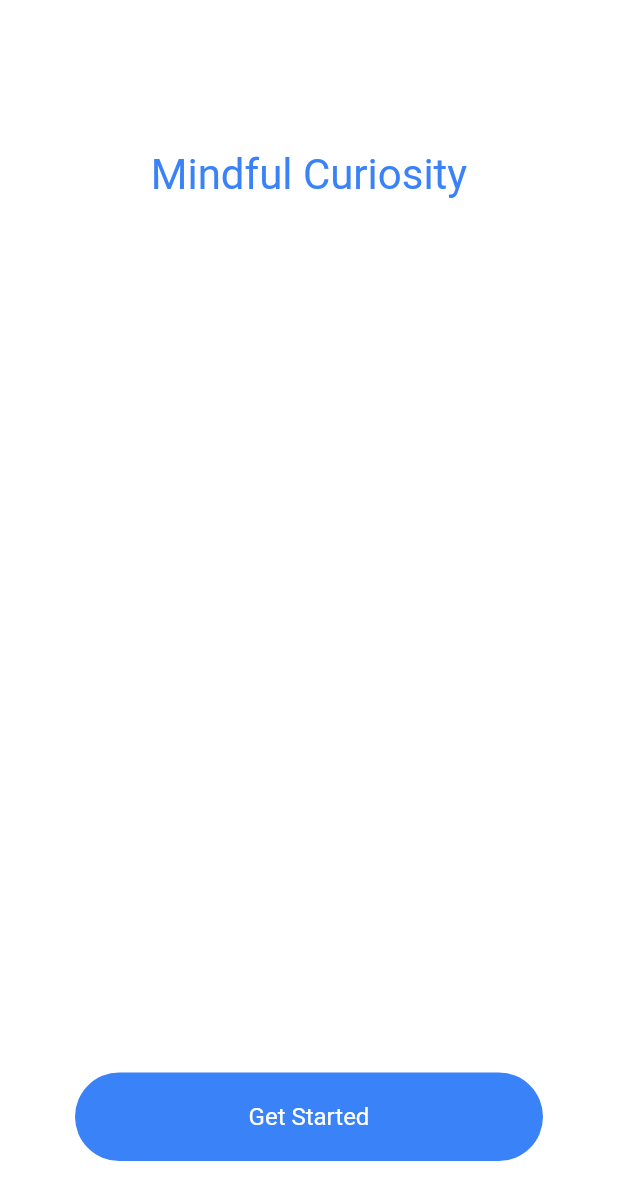
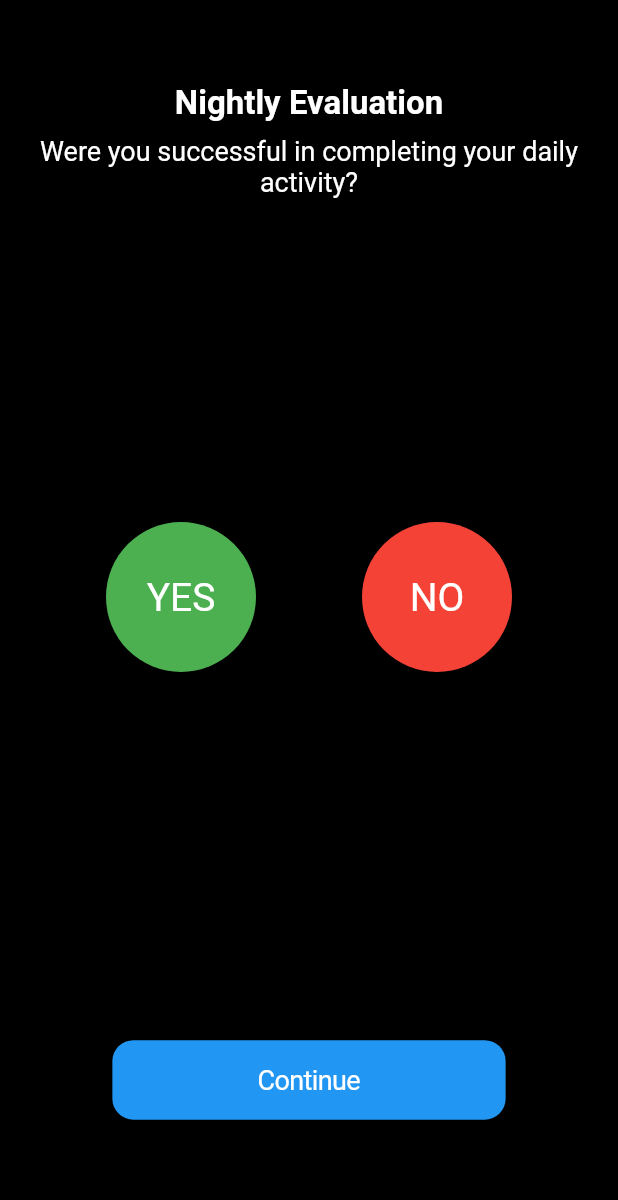
Before and after one commit to META-Curiosity/Curiosity-App, a Flutter app: the screen it shows after launch, on a phone screen of 412 x 824 dp. Shown: the top 1200 px of the screen. Run offline on Flutter 3.47's test engine with Material 2 defaults, Android fonts, the phone set to English and light mode, and no system bars; our stand-ins replace curved_navigation_bar, flutter_svg, lottie.

Commit message:
nightly evaluation page

```diff
--- a/lib/main.dart
+++ b/lib/main.dart
@@ -1,3 +1,4 @@
+import 'package:curiosity_flutter/screens/nightly_evaluation.dart';
 import 'package:flutter/material.dart';
 import 'package:lottie/lottie.dart';
 import 'onboarding_page.dart';
@@ -15,7 +16,7 @@ class MyApp extends StatelessWidget {
   @override
   Widget build(BuildContext context) {
     return MaterialApp(
-      initialRoute: '/',
+      initialRoute: '/nightly_evaluation',
       routes: {
         // When navigating to the "/" route, build the FirstScreen widget.
         '/': (context) => Scaffold(
@@ -34,6 +35,7 @@ class MyApp extends StatelessWidget {
                 child: SetCustomTasksScreen(),
               ),
             ),
+        '/nightly_evaluation': (context) => NightlyEvaluation()
       },
     );
   }
--- /dev/null
+++ b/lib/screens/nightly_evaluation.dart
@@ -0,0 +1,213 @@
+import 'dart:developer';
+
+import 'package:curiosity_flutter/screens/nightly_evaluation_no.dart';
+import 'package:curiosity_flutter/screens/nightly_evaluation_yes.dart';
+import 'package:flutter/cupertino.dart';
+import 'package:flutter/material.dart';
+
+// ignore: must_be_immutable
+class NightlyEvaluation extends StatefulWidget {
+  @override
+  State<NightlyEvaluation> createState() => _NightlyEvaluationState();
+}
+
+class _NightlyEvaluationState extends State<NightlyEvaluation> {
+  bool yes = false;
+
+  bool no = false;
+
+  @override
+  Widget build(BuildContext context) {
+    var height = MediaQuery.of(context).size.height;
+    var width = MediaQuery.of(context).size.width;
+    return Scaffold(
+      backgroundColor: Colors.black,
+      appBar: AppBar(
+        leading: Container(),
+        backgroundColor: Colors.black,
+        elevation: 0,
+        title: Container(),
+      ),
+      body: Column(
+        mainAxisAlignment: MainAxisAlignment.start,
+        crossAxisAlignment: CrossAxisAlignment.center,
+        children: [
+          Container(
+            child: Text(
+              "Nightly Evaluation",
+              style: TextStyle(
+                  color: Colors.white,
+                  fontSize: 22,
+                  fontWeight: FontWeight.bold),
+            ),
+          ),
+          Padding(
+            padding: EdgeInsets.only(top: 8.0, bottom: height / 4),
+            child: Container(
+              child: Text(
+                "Were you successful in completing your daily activity?",
+                style: TextStyle(
+                  color: Colors.white,
+                  fontSize: 18,
+                ),
+                textAlign: TextAlign.center,
+              ),
+            ),
+          ),
+          Container(
+            height: 120,
+            width: double.infinity,
+            child: Row(
+              mainAxisAlignment: MainAxisAlignment.spaceEvenly,
+              children: [
+                GestureDetector(
+                  onTap: () {
+                    setState(() {
+                      yes = !yes;
+                      no = false;
+                    });
+                  },
+                  child: Container(
+                    width: yes ? 120 : 100,
+                    height: yes ? 120 : 100,
+                    decoration: BoxDecoration(
+                        border: Border.all(
+                            width: yes ? 10 : 0,
+                            color: yes ? Colors.blue : Colors.transparent),
+                        borderRadius: BorderRadius.circular(100),
+                        color: Colors.green),
+                    child: Center(
+                      child: Text(
+                        "YES",
+                        style: TextStyle(
+                            color: Colors.white,
+                            fontSize: 26,
+                            fontWeight: FontWeight.w400),
+                        textAlign: TextAlign.center,
+                      ),
+                    ),
+                  ),
+                ),
+                GestureDetector(
+                  onTap: () {
+                    setState(() {
+                      yes = false;
+                      no = !no;
+                    });
+                  },
+                  child: Container(
+                    width: no ? 120 : 100,
+                    height: no ? 120 : 100,
+                    decoration: BoxDecoration(
+                        border: Border.all(
+                            width: no ? 10 : 0,
+                            color: no ? Colors.blue : Colors.transparent),
+                        borderRadius: BorderRadius.circular(100),
+                        color: Colors.red),
+                    child: Center(
+                      child: Text(
+                        "NO",
+                        style: TextStyle(
+                            color: Colors.white,
+                            fontSize: 26,
+                            fontWeight: FontWeight.w400),
+                        textAlign: TextAlign.center,
+                      ),
+                    ),
+                  ),
+                )
+              ],
+            ),
+          ),
+          Padding(
+            padding: EdgeInsets.only(
+                left: width / 5.5, right: width / 5.5, top: height / 3.5),
+            child: CupertinoButton(
+                child: Row(
+                  mainAxisAlignment: MainAxisAlignment.center,
+                  children: [
+                    Text(
+                      "Continue",
+                      style: TextStyle(
+                          color: Colors.white,
+                          fontSize: 18,
+                          fontWeight: FontWeight.w400),
+                      textAlign: TextAlign.center,
+                    ),
+                  ],
+                ),
+                borderRadius: BorderRadius.circular(14),
+                color: Colors.blue,
+                onPressed: () {
+                  if (yes) {
+                    log("yes");
+                    Navigator.push(
+                      context,
+                      MaterialPageRoute(
+                          builder: (context) => EvaluationCompleted()),
+                    );
+                  } else if (no) {
+                    log("no");
+                    Navigator.push(
+                        context,
+                        MaterialPageRoute(
+                            builder: (context) => EvaluationNotCompleted()));
+                  } else {
+                    log("Nothing selected");
+                    showDialog(
+                        context: context,
+                        builder: (BuildContext context) {
+                          return AlertDialog(
+                            backgroundColor: Colors.grey[800],
+                            title: Text(
+                              "Nothing selected!",
+                              style: TextStyle(
+                                  color: Colors.white,
+                                  fontSize: 20,
+                                  fontWeight: FontWeight.w500),
+                            ),
+                            content: Column(
+                                mainAxisSize: MainAxisSize.min,
+                                children: [
+                                  Container(
+                                    child: Text(
+                                      "You need to make a selection before continuing to next page.",
+                                      style: TextStyle(
+                                          color: Colors.white,
+                                          fontSize: 16,
+                                          fontWeight: FontWeight.w400),
+                                    ),
+                                  ),
+                                  Padding(
+                                    padding: const EdgeInsets.only(top: 16.0),
+                                    child: CupertinoButton(
+                                      color: Colors.blue,
+                                      child: Row(
+                                        mainAxisAlignment:
+                                            MainAxisAlignment.center,
+                                        children: [
+                                          Text(
+                                            "Continue",
+                                            style: TextStyle(
+                                                color: Colors.white,
+                                                fontSize: 18,
+                                                fontWeight: FontWeight.w400),
+                                            textAlign: TextAlign.center,
+                                          ),
+                                        ],
+                                      ),
+                                      onPressed: () =>
+                                          Navigator.of(context).pop(),
+                                    ),
+                                  )
+                                ]),
+                          );
+                        });
+                  }
+                }),
+          )
+        ],
+      ),
+    );
+  }
+}
```
Also changed, not shown: lib/screens/nightly_evaluation_no.dart (added, +107 -0 lines), lib/screens/nightly_evaluation_yes.dart (added, +142 -0 lines), pubspec.lock.
